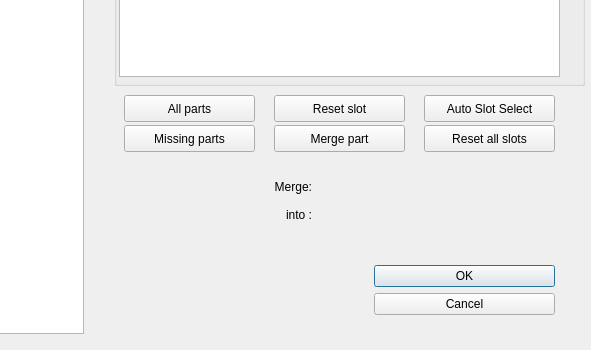
Above: pap_gui/ui/slotselectordialog.ui from JohanVer/PAP2015 before the change; both pictures show x 496 to 1087 and y 415 to 765 of the 1087 by 765 pixel window. Below: the same form after it.
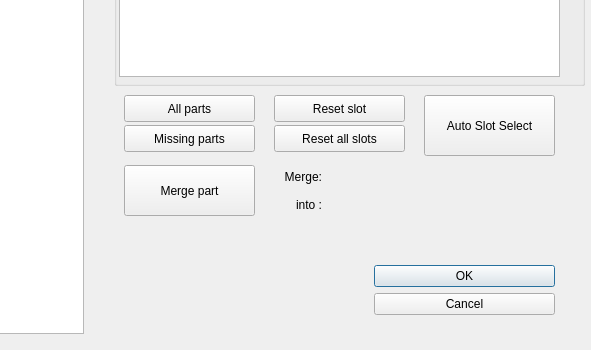
That is the form after the change. Custom widgets are drawn as their Qt base class.

The edit to the form file:
```diff
--- a/pap_gui/ui/slotselectordialog.ui
+++ b/pap_gui/ui/slotselectordialog.ui
@@ -146,10 +146,10 @@
   <widget class="QPushButton" name="mergeButton">
    <property name="geometry">
     <rect>
-     <x>770</x>
-     <y>540</y>
+     <x>620</x>
+     <y>580</y>
      <width>131</width>
-     <height>27</height>
+     <height>51</height>
     </rect>
    </property>
    <property name="text">
@@ -198,9 +198,9 @@
   <widget class="QWidget" name="horizontalLayoutWidget">
    <property name="geometry">
     <rect>
-     <x>720</x>
-     <y>590</y>
-     <width>181</width>
+     <x>760</x>
+     <y>580</y>
+     <width>121</width>
      <height>51</height>
     </rect>
    </property>
@@ -252,7 +252,7 @@
   <widget class="QPushButton" name="mergeButton_2">
    <property name="geometry">
     <rect>
-     <x>920</x>
+     <x>770</x>
      <y>540</y>
      <width>131</width>
      <height>27</height>
@@ -268,7 +268,7 @@
      <x>920</x>
      <y>510</y>
      <width>131</width>
-     <height>27</height>
+     <height>61</height>
     </rect>
    </property>
    <property name="text">
```
